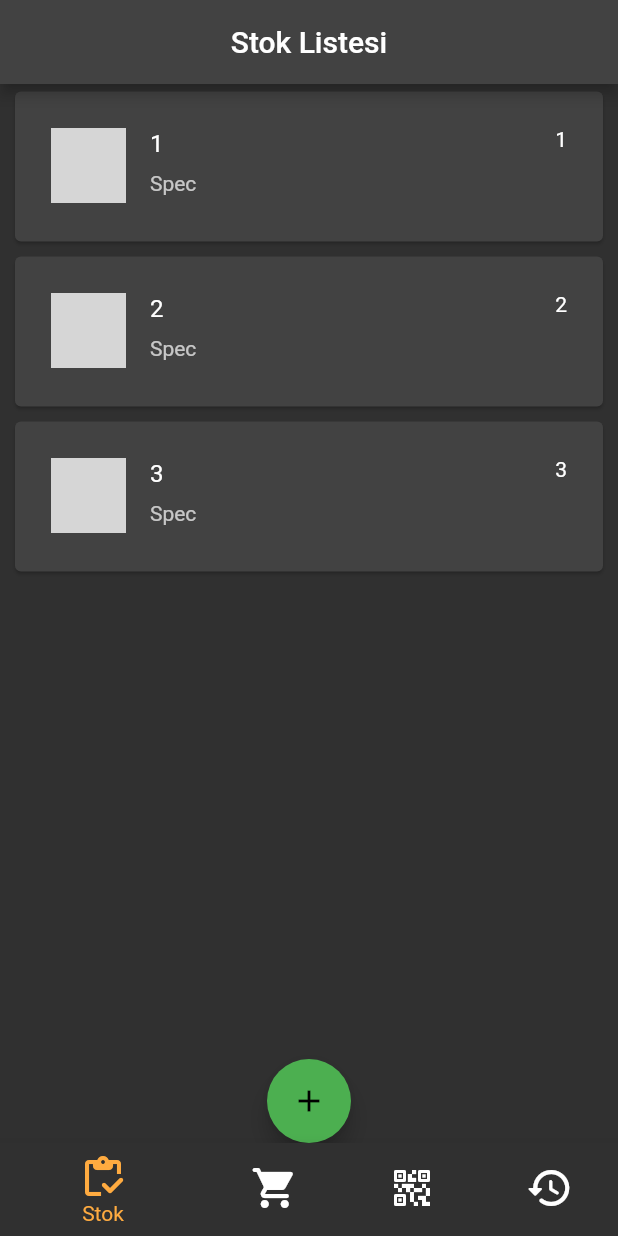
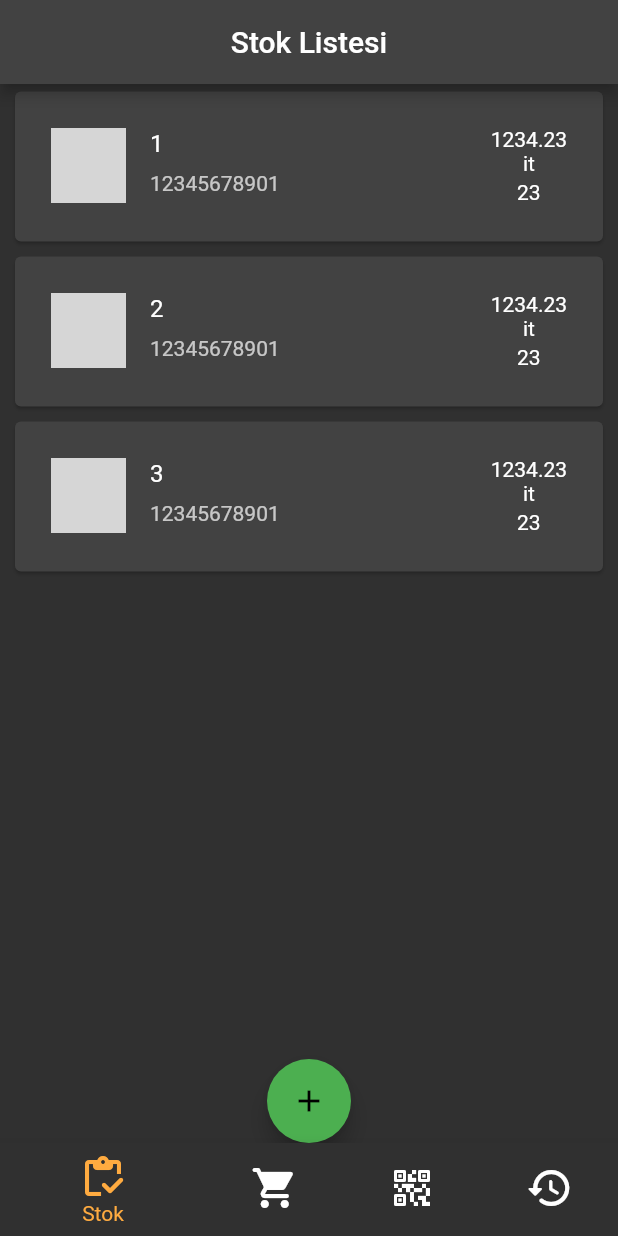
Before and after one commit to ihsanakk/stoktakipflutter, a Flutter app: the screen it shows after launch, on a phone screen of 412 x 824 dp. Run offline on Flutter 3.47's test engine with Material 2 defaults, Android fonts, the light colour scheme and no system bars; missing offline and left inert: flutter_barcode_scanner; network calls fail; grey boxes are pictures that could not be loaded.

Commit message:
null safe and others

```diff
--- a/lib/inventory/view/inventory_view.dart
+++ b/lib/inventory/view/inventory_view.dart
@@ -1,5 +1,4 @@
 import 'package:flutter/material.dart';
-import 'package:stoktakip/shared/views/product_details_shared.dart';
 
 import '../../shared/views/product_card.dart';
 import '../viewmodel/product_model.dart';
@@ -23,6 +22,7 @@ class InventoryView extends StatelessWidget {
                 child: ProductCardView(
                     isSaleMode: false,
                     product: Product(
+                        productBarcode: '12345678901',
                         imageUrl: 'https://via.placeholder.com/150',
                         numOfProducts: 23,
                         productCategory: 'it',
--- a/lib/inventory/viewmodel/product_model.dart
+++ b/lib/inventory/viewmodel/product_model.dart
@@ -4,9 +4,11 @@ class Product {
   String? productCategory;
   int? numOfProducts;
   double? productPrice;
+  String? productBarcode;
 
   Product(
       {this.imageUrl,
+      this.productBarcode,
       this.productName,
       this.productCategory,
       this.numOfProducts,
--- a/lib/other/view/bar_view.dart
+++ b/lib/other/view/bar_view.dart
@@ -5,7 +5,6 @@ class Bar extends StatelessWidget {
 
   @override
   Widget build(BuildContext context) {
-    print("BAR");
     return Container(
       margin: const EdgeInsets.all(20),
       child: const Text("//BAR", style: TextStyle(fontSize: 24)),
--- a/lib/product_details/view/product_details_view.dart
+++ b/lib/product_details/view/product_details_view.dart
@@ -7,9 +7,9 @@ import 'package:stoktakip/shared/enumLabel/label_names_enum.dart';
 import '../../shared/views/product_details_shared.dart';
 
 class ProductView extends StatefulWidget {
-  Product? product;
+  final Product? product;
 
-  ProductView({Key? key, this.product}) : super(key: key);
+  const ProductView({Key? key, this.product}) : super(key: key);
 
   @override
   State<StatefulWidget> createState() => _ProductView();
--- a/lib/sales_mode/view/sales_mode_view.dart
+++ b/lib/sales_mode/view/sales_mode_view.dart
@@ -2,8 +2,6 @@ import 'package:flutter/material.dart';
 import 'package:stoktakip/shared/enumLabel/label_names_enum.dart';
 
 import '../../inventory/viewmodel/product_model.dart';
-
-import 'package:flutter_barcode_scanner/flutter_barcode_scanner.dart';
 
 import '../../shared/views/product_card.dart';
 
@@ -70,6 +68,7 @@ class _SalesMode extends State<SalesMode> {
                   child: ProductCardView(
                       isSaleMode: true,
                       product: Product(
+                          productBarcode: '12345678901',
                           imageUrl: 'https://via.placeholder.com/150',
                           numOfProducts: 23,
                           productCategory: 'it',
--- a/lib/shared/views/product_card.dart
+++ b/lib/shared/views/product_card.dart
@@ -30,6 +30,19 @@ class _ProductCardViewState extends State<ProductCardView> {
         const Text("1")
       ],
     );
+
+    Column otherDetails = Column(
+      mainAxisSize: MainAxisSize.min,
+      children: [
+        const SizedBox(width: 5),
+        Text(widget.product.productCategory ?? ''),
+        const SizedBox(
+          height: 3,
+        ),
+        Text('${widget.product.numOfProducts ?? ''}'),
+      ],
+    );
+
     return Card(
       margin: const EdgeInsets.symmetric(horizontal: 10, vertical: 5),
       child: Padding(
@@ -47,14 +60,12 @@ class _ProductCardViewState extends State<ProductCardView> {
             ),
           ),
           visualDensity: const VisualDensity(vertical: 3), // to expand
-          title: Text(widget.product.productName!.toUpperCase(), maxLines: 2),
-          subtitle: const Text("Spec"),
+          title: Text(widget.product.productName ?? '', maxLines: 2),
+          subtitle: Text(widget.product.productBarcode ?? ''),
           trailing: Column(
             children: [
-              Text(
-                widget.product.productName!.toUpperCase(),
-              ),
-              if (widget.isSaleMode!) addRemoveButtons,
+              Text('${widget.product.productPrice ?? ''}'),
+              if (widget.isSaleMode!) addRemoveButtons else otherDetails,
             ],
           ),
         ),
--- a/lib/shared/views/product_details_shared.dart
+++ b/lib/shared/views/product_details_shared.dart
@@ -4,8 +4,8 @@ import 'package:stoktakip/inventory/viewmodel/product_model.dart';
 import '../enumLabel/label_names_enum.dart';
 
 class ProductDetails extends StatefulWidget {
-  Product? product;
-  ProductDetails({Key? key, this.product}) : super(key: key);
+  final Product? product;
+  const ProductDetails({Key? key, this.product}) : super(key: key);
 
   @override
   State<ProductDetails> createState() => _ProductDetailsState();
```
